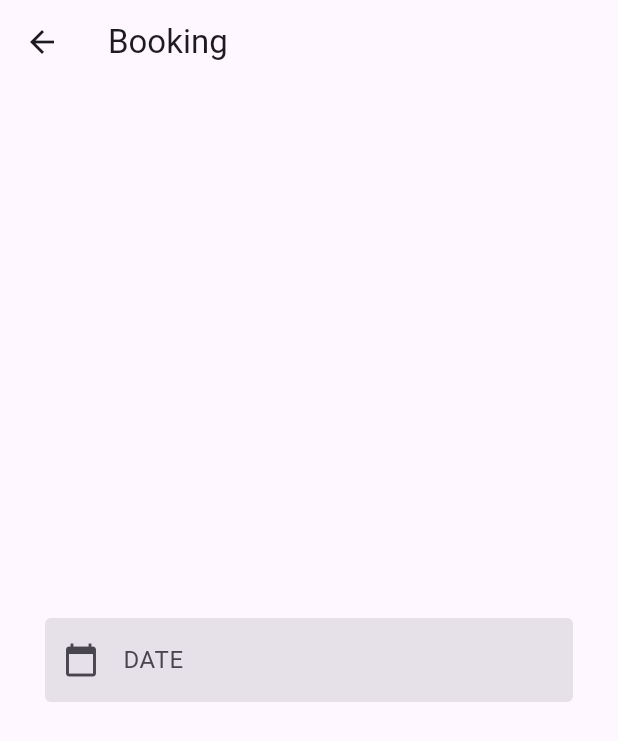
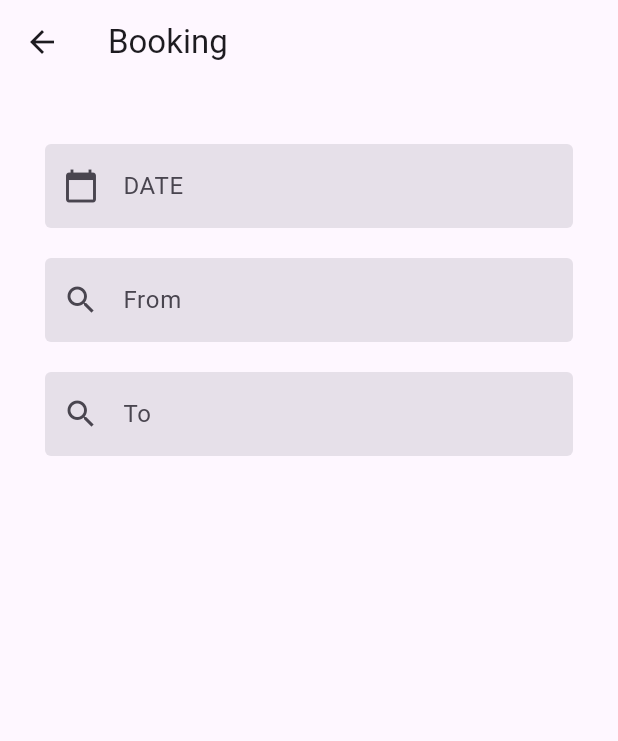
Before and after one commit to Lokeshwaran6116/Train_Transit, a Flutter app: the BookingPage screen opened directly, on a phone screen of 412 x 824 dp. Shown: the top 741 px of the screen. Run offline on Flutter 3.47's test engine with Material 3 defaults, Android fonts, the phone set to English and light mode, and no system bars.

Commit message:
Location updates

```diff
--- /dev/null
+++ b/lib/components/date_picker.dart
@@ -0,0 +1,49 @@
+import 'package:flutter/material.dart';
+import 'package:intl/intl.dart';
+
+class CustomDatePicker extends StatefulWidget {
+  final TextEditingController controller;
+
+  const CustomDatePicker({Key? key, required this.controller})
+      : super(key: key);
+
+  @override
+  _CustomDatePickerState createState() => _CustomDatePickerState();
+}
+
+class _CustomDatePickerState extends State<CustomDatePicker> {
+  @override
+  Widget build(BuildContext context) {
+    return TextField(
+      controller: widget.controller,
+      decoration: const InputDecoration(
+        labelText: 'DATE',
+        filled: true,
+        prefixIcon: Icon(Icons.calendar_today),
+        enabledBorder: OutlineInputBorder(
+          borderSide: BorderSide.none,
+        ),
+        focusedBorder: OutlineInputBorder(
+          borderSide: BorderSide(color: Colors.blue),
+        ),
+      ),
+      readOnly: true,
+      onTap: _selectDate,
+    );
+  }
+
+  Future<void> _selectDate() async {
+    final DateTime? picked = await showDatePicker(
+      context: context,
+      initialDate: DateTime.now(),
+      firstDate: DateTime(2000),
+      lastDate: DateTime(2100),
+    );
+
+    if (picked != null) {
+      setState(() {
+        widget.controller.text = DateFormat('dd-MM-yyyy').format(picked);
+      });
+    }
+  }
+}
--- /dev/null
+++ b/lib/components/loc.dart
@@ -0,0 +1,64 @@
+import 'package:flutter/material.dart';
+
+class StationDropdown extends StatefulWidget {
+  final TextEditingController controller;
+  final List<String> options;
+  final void Function(String?)? onSelected;
+  final String label;
+
+  const StationDropdown({
+    Key? key,
+    required this.controller,
+    required this.options,
+    required this.label,
+    this.onSelected,
+  }) : super(key: key);
+
+  @override
+  _StationDropdownState createState() => _StationDropdownState();
+}
+
+class _StationDropdownState extends State<StationDropdown> {
+  @override
+  Widget build(BuildContext context) {
+    return Column(
+      crossAxisAlignment: CrossAxisAlignment.start,
+      children: [
+        Autocomplete<String>(
+          optionsBuilder: (TextEditingValue textEditingValue) {
+            return widget.options.where((String option) {
+              return option.toLowerCase().contains(textEditingValue.text.toLowerCase());
+            });
+          },
+          onSelected: (String? selected) {
+            setState(() {
+              widget.controller.text = selected ?? '';
+              if (widget.onSelected != null) {
+                widget.onSelected!(selected);
+              }
+            });
+          },
+          fieldViewBuilder: (BuildContext context, TextEditingController fieldController, FocusNode fieldFocusNode, void Function() onFieldSubmitted) {
+            return TextFormField(
+              controller: fieldController,
+              focusNode: fieldFocusNode,
+              onFieldSubmitted: (_) => onFieldSubmitted(),
+              decoration: InputDecoration(
+                labelText: widget.label,
+                filled: true,
+                prefixIcon: Icon(Icons.search),
+                enabledBorder: OutlineInputBorder(
+                  borderSide: BorderSide.none,
+                ),
+                focusedBorder: OutlineInputBorder(
+                  borderSide: BorderSide(color: Colors.blue),
+                ),
+              ),
+            );
+          },
+        ),
+        SizedBox(height: 20), // Adjust the spacing between dropdown boxes
+      ],
+    );
+  }
+}
--- a/lib/pages/booking_page.dart
+++ b/lib/pages/booking_page.dart
@@ -1,18 +1,28 @@
 import 'package:flutter/material.dart';
-import 'package:intl/intl.dart';
+import 'package:train_transit/components/date_picker.dart';
+import 'package:train_transit/components/loc.dart';
 
-class BookingPage extends StatefulWidget {
-  const BookingPage({super.key});
-
-  @override
-  BookingPageState createState() => BookingPageState();
-}
-
-class BookingPageState extends State<BookingPage> {
-  final TextEditingController dateController = TextEditingController();
+class BookingPage extends StatelessWidget {
+  const BookingPage({Key? key}) : super(key: key);
 
   @override
   Widget build(BuildContext context) {
+    TextEditingController dateController = TextEditingController();
+
+    // Sample list of train stations in India
+    List<String> trainStations = [
+      'New Delhi',
+      'Mumbai',
+      'Chennai',
+      'Kolkata',
+      'Bangalore',
+      'Hyderabad',
+      'Ahmedabad',
+      'Pune',
+      'Jaipur',
+      'Lucknow',
+    ];
+
     return Scaffold(
       appBar: AppBar(
         title: const Text('Booking'),
@@ -20,39 +30,26 @@ class BookingPageState extends State<BookingPage> {
       body: Center(
         child: Padding(
           padding: const EdgeInsets.all(30),
-          child: TextField(
-            controller: dateController,
-            decoration: const InputDecoration(
-              labelText: 'DATE',
-              filled: true,
-              prefixIcon: Icon(Icons.calendar_today),
-              enabledBorder: OutlineInputBorder(
-                borderSide: BorderSide.none,
+          child: Column(
+            crossAxisAlignment: CrossAxisAlignment.start,
+            children: [
+              const SizedBox(height: 10),
+              CustomDatePicker(controller: dateController),
+              const SizedBox(height: 20),
+              StationDropdown(
+                controller: TextEditingController(),
+                options: trainStations,
+                label: 'From',
               ),
-              focusedBorder: OutlineInputBorder(
-                borderSide: BorderSide(color: Colors.blue),
+              StationDropdown(
+                controller: TextEditingController(),
+                options: trainStations,
+                label: 'To',
               ),
-            ),
-            readOnly: true,
-            onTap: selectDate,
+            ],
           ),
         ),
       ),
     );
   }
-
-  Future<void> selectDate() async {
-    DateTime? picked = await showDatePicker(
-      context: context,
-      initialDate: DateTime.now(),
-      firstDate: DateTime(2000),
-      lastDate: DateTime(2100),
-    );
-
-    if (picked != null) {
-      setState(() {
-        dateController.text = DateFormat('dd-MM-yyyy').format(picked);
-      });
-    }
-  }
 }
--- a/lib/pages/user_type.dart
+++ b/lib/pages/user_type.dart
@@ -3,6 +3,7 @@ import 'package:train_transit/pages/delivery_page.dart';
 import 'package:train_transit/pages/booking_page.dart';
 import 'package:train_transit/pages/tracking_page.dart';
 import 'package:train_transit/components/my_button.dart';
+
 
 class UserType extends StatelessWidget {
   const UserType({super.key});
--- a/pubspec.yaml
+++ b/pubspec.yaml
@@ -31,6 +31,7 @@ dependencies:
   flutter:
     sdk: flutter
   intl: ^0.17.0
+  dropdown_search: ^5.0.2
 
   # The following adds the Cupertino Icons font to your application.
   # Use with the CupertinoIcons class for iOS style icons.
```
Also changed, not shown: pubspec.lock.
